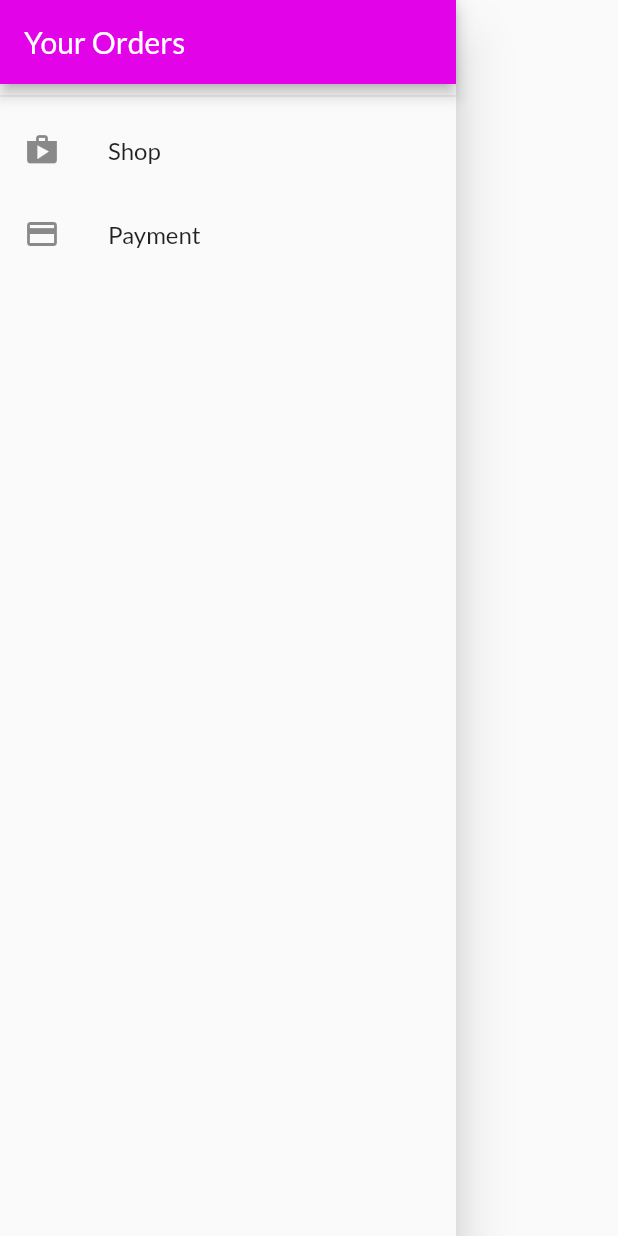
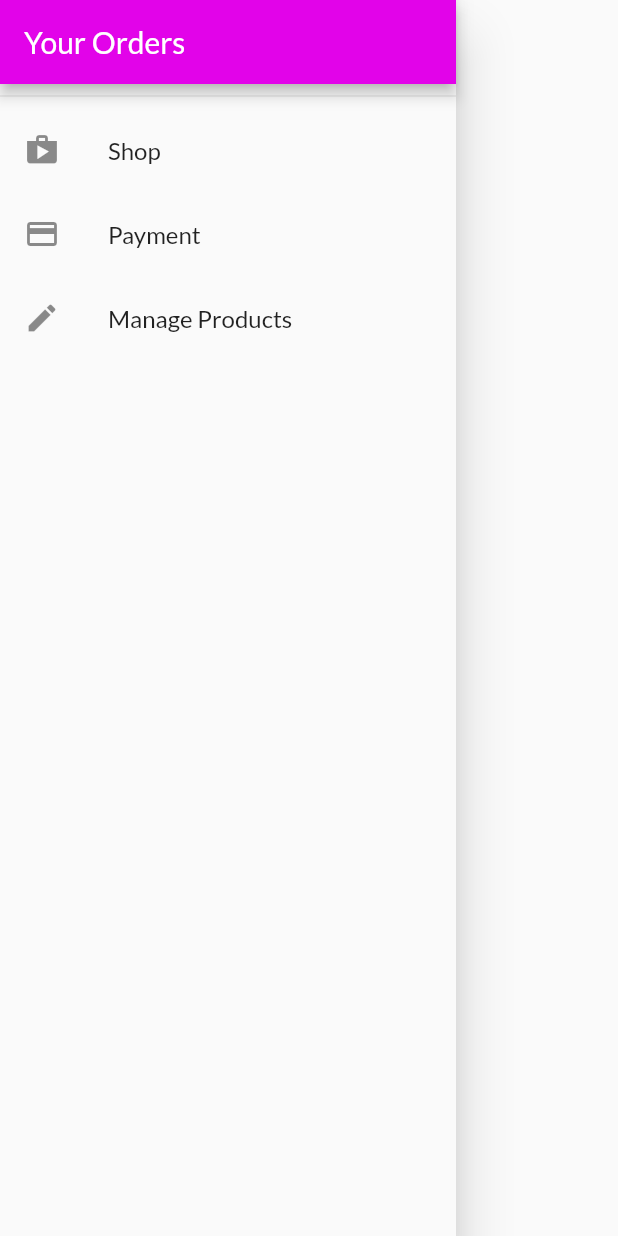
Before and after one commit to Daniel-Sogbey/shop_app, a Flutter app: the AppDrawer widget shown alone on an empty page, opened directly, on a phone screen of 412 x 824 dp. Run offline on Flutter 3.47's test engine with Material 2 defaults, Android fonts, the phone set to English and light mode, and no system bars; network calls fail.

Commit message:
added user products screen to the app drawer

```diff
--- a/lib/widgets/app_drawer.dart
+++ b/lib/widgets/app_drawer.dart
@@ -1,6 +1,7 @@
 import 'package:flutter/material.dart';
 
 import '../screens/orders_screen.dart';
+import '../screens/user_products_screen.dart';
 
 class AppDrawer extends StatelessWidget {
   @override
@@ -31,6 +32,15 @@ class AppDrawer extends StatelessWidget {
               Navigator.of(context).pushNamed(OrdersScreen.routeName);
             },
           ),
+          ListTile(
+            leading: Icon(
+              Icons.edit,
+            ),
+            title: Text('Manage Products'),
+            onTap: () {
+              Navigator.of(context).pushNamed(UserProductScreen.routeName);
+            },
+          ),
         ],
       ),
     );
```
